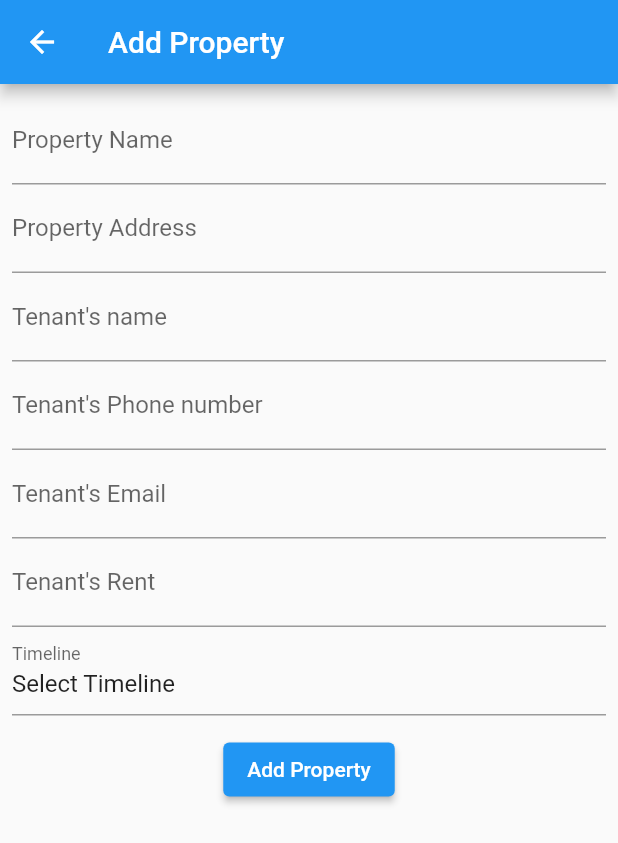
After one commit to harsh1715/PropertyPal, a Flutter app: the screen it shows once a user with an empty profile is signed in, after a tap on the "add" icon, on a phone screen of 412 x 824 dp. The commit adds this screen. Shown: the top 843 px of the screen. Run offline on Flutter 3.47's test engine with Material 2 defaults, Android fonts, the phone set to English and light mode, and no system bars; our stand-ins replace cloud_firestore, firebase_auth, firebase_core; accounts and stored records are empty.

Commit message:
Add Property

```diff
--- a/lib/screens/home_screen.dart
+++ b/lib/screens/home_screen.dart
@@ -2,6 +2,7 @@ import 'package:firebase_auth/firebase_auth.dart';
 import 'package:flutter/cupertino.dart';
 import 'package:flutter/material.dart';
 
+import '../widgets/add_property_form.dart';
 import 'login_screens.dart';
 
 class HomeScreen extends StatefulWidget {
@@ -30,6 +31,12 @@ class _HomeScreenState extends State<HomeScreen> {
   @override
   Widget build(BuildContext context) {
     return Scaffold(
+      floatingActionButton: FloatingActionButton(
+        onPressed: (){
+          Navigator.of(context).push(MaterialPageRoute(builder: (context) => AddPropertyForm()));
+        } ,
+        child: Icon(Icons.add),
+      ),
       appBar: AppBar(
         title: Text(
           "All Properties",
@@ -49,7 +56,15 @@ class _HomeScreenState extends State<HomeScreen> {
           )
         ],
       ),
-      body: ListView.builder(
+      body: HouseWidget()
+    );
+  }
+}
+
+class HouseWidget extends StatelessWidget {
+  @override
+  Widget build(BuildContext context) {
+    return ListView.builder(
       itemCount: 5, // Change this to the number of containers you want
       itemBuilder: (context, index) {
         return Container(
@@ -133,8 +148,7 @@ class _HomeScreenState extends State<HomeScreen> {
                         height: 102,
                         color: Colors.white,
                         alignment: Alignment.topRight,
-                          padding:
-                          EdgeInsets.only(right: 8, top: 8, bottom: 8),
+                        padding: EdgeInsets.only(right: 8, top: 8, bottom: 8),
                         child: const Row(
                           children: [
                             Expanded(
@@ -208,7 +222,6 @@ class _HomeScreenState extends State<HomeScreen> {
           ),
         );
       },
-      ),
     );
   }
 }
--- a/lib/services/auth_service.dart
+++ b/lib/services/auth_service.dart
@@ -2,13 +2,17 @@ import 'package:firebase_auth/firebase_auth.dart';
 import 'package:flutter/material.dart';
 import 'package:propertypal/screens/dashboard.dart';
 
+import 'db.dart';
+
 class AuthService{
+  var db = Db();
   createUser(data, context) async {
     try {
       await FirebaseAuth.instance.createUserWithEmailAndPassword(
         email: data['email'],
         password: data['password'],
       );
+      await db.addUser(data, context);
       Navigator.of(context).pushReplacement(
         MaterialPageRoute(builder: (context) => Dashboard()),
       );
--- /dev/null
+++ b/lib/widgets/add_property_form.dart
@@ -0,0 +1,158 @@
+import 'package:flutter/material.dart';
+import 'package:intl/intl.dart';
+import 'package:propertypal/utils/appvalidator.dart';
+
+class AddPropertyForm extends StatefulWidget {
+  const AddPropertyForm({super.key});
+
+  @override
+  State<AddPropertyForm> createState() => _AddPropertyFormState();
+}
+
+class _AddPropertyFormState extends State<AddPropertyForm> {
+
+  final GlobalKey<FormState> _formKey = GlobalKey<FormState>();
+
+
+  var isLoader = false;
+  var appValidator = AppValidator();
+
+  Future<void> _submitForm() async {
+    if (_formKey.currentState!.validate()){
+      setState(() {
+        isLoader = true;
+      });
+
+      // var data = {
+      //   "email": _emailController.text,
+      //   "password": _passwordController.text,
+      // };
+      //
+      // await authService.login(data, context);
+
+      setState(() {
+        isLoader = false;
+      });
+    }
+  }
+
+
+
+  DateTime? _startDate;
+  DateTime? _endDate;
+
+  Future<void> _selectDate(BuildContext context, bool isStartDate) async {
+    final DateTime currentDate = DateTime.now();
+    final DateTime lastDate = currentDate.add(Duration(days: 30)); // Adjust this to your desired timeline
+
+    final DateTime? picked = await showDatePicker(
+      context: context,
+      initialDate: currentDate,
+      firstDate: currentDate,
+      lastDate: lastDate,
+    );
+
+    if (picked != null) {
+      setState(() {
+        if (isStartDate) {
+          _startDate = picked;
+        } else {
+          _endDate = picked;
+        }
+      });
+    }
+  }
+
+  String _getFormattedTimeline() {
+    if (_startDate != null && _endDate != null) {
+      final startDateString = DateFormat.yMMMd().format(_startDate!);
+      final endDateString = DateFormat.yMMMd().format(_endDate!);
+      return '$startDateString - $endDateString';
+    } else {
+      return 'Select Timeline';
+    }
+  }
+
+  @override
+  Widget build(BuildContext context) {
+    return Scaffold(
+      appBar: AppBar(
+        title: Text('Add Property'),
+      ),
+      body: SingleChildScrollView(
+        child: Padding(
+          padding: const EdgeInsets.all(8.0),
+          child: Form(
+            key: _formKey,
+            child: Column(
+              children: [
+                TextFormField(
+                  validator: appValidator.isEmptyCheck,
+                  decoration: InputDecoration(
+                      labelText: 'Property Name'
+                  ),
+                ),
+                TextFormField(
+                  validator: appValidator.isEmptyCheck,
+                  decoration: InputDecoration(
+                      labelText: 'Property Address'
+                  ),
+                ),
+                TextFormField(
+                  validator: appValidator.isEmptyCheck,
+                  decoration: InputDecoration(
+                      labelText: 'Tenant\'s name'
+                  ),
+                ),
+                TextFormField(
+                  validator: appValidator.isEmptyCheck,
+                  keyboardType: TextInputType.number,
+                  decoration: InputDecoration(
+                      labelText: 'Tenant\'s Phone number'
+                  ),
+                ),
+                TextFormField(
+                  validator: appValidator.isEmptyCheck,
+                  keyboardType: TextInputType.emailAddress,
+                  decoration: InputDecoration(
+                      labelText: 'Tenant\'s Email'
+                  ),
+                ),
+                TextFormField(
+                  validator: appValidator.isEmptyCheck,
+                  decoration: InputDecoration(
+                      labelText: 'Tenant\'s Rent'
+                  ),
+                ),
+                TextFormField(
+                  validator: appValidator.isEmptyCheck,
+                  onTap: () {
+                    _selectDate(context, true);
+                  },
+                  readOnly: true,
+                  decoration: InputDecoration(
+                    labelText: 'Timeline',
+                  ),
+                  controller: TextEditingController(text: _getFormattedTimeline()),
+                ),
+                SizedBox(
+                  height: 12,
+                ),
+                ElevatedButton(
+                    onPressed: (){
+                      if (isLoader == false){
+                        _submitForm();
+                      }
+                    },
+                    child:
+                    isLoader ? Center(child: CircularProgressIndicator()):
+                    Text("Add Property")
+                ),
+              ],
+            ),
+          ),
+        ),
+      ),
+    );
+  }
+}
--- a/pubspec.yaml
+++ b/pubspec.yaml
@@ -34,6 +34,7 @@ dependencies:
   firebase_core: ^2.21.0
   cloud_firestore:
   firebase_auth:
+  intl: ^0.17.0
 
   # The following adds the Cupertino Icons font to your application.
   # Use with the CupertinoIcons class for iOS style icons.
```
Also changed, not shown: lib/screens/sign_up.dart (+6 -5 lines), lib/services/db.dart (added, +28 -0 lines), lib/utils/appvalidator.dart (+7 -0 lines), pubspec.lock. Lines whose indentation alone changed are shown as unchanged.
